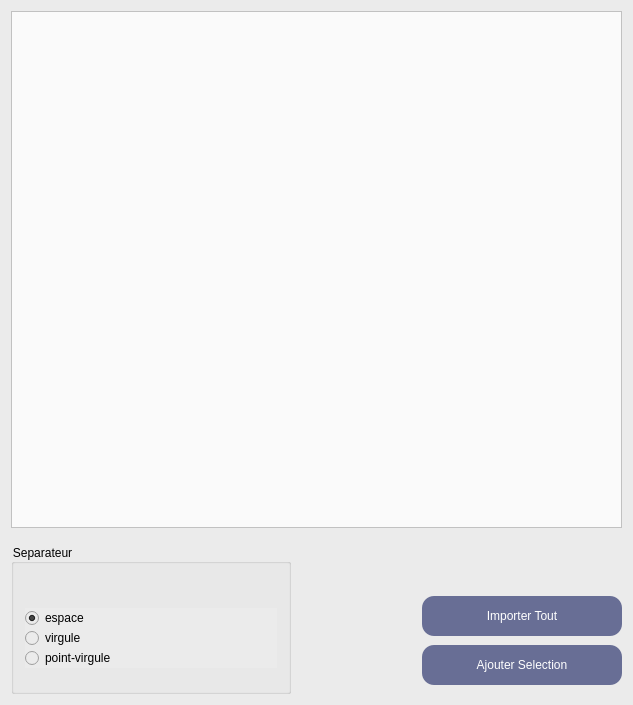
Above: UiQT4/desSelectVal.ui from SalomePlatform/eficas_tools before the change. Below: the same form after it.
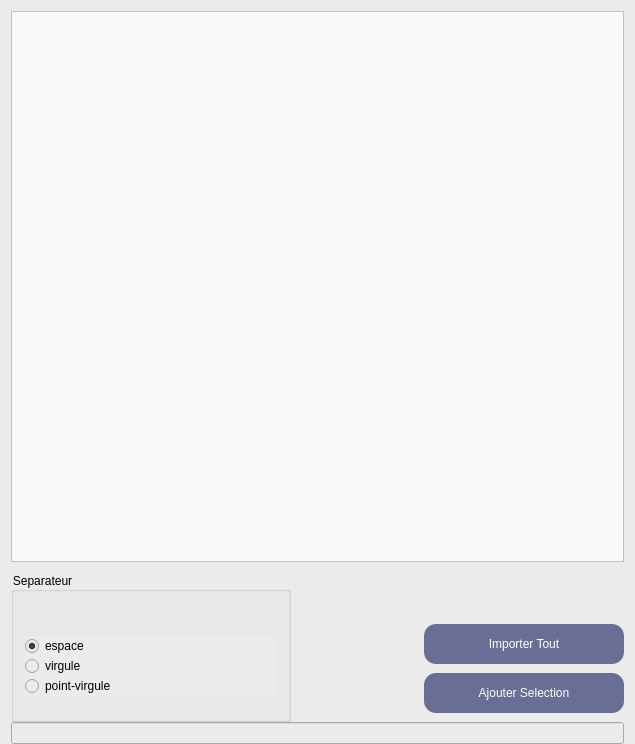
That is the form after the change.

What changed in the file:
```diff
--- a/UiQT4/desSelectVal.ui
+++ b/UiQT4/desSelectVal.ui
@@ -6,8 +6,8 @@
    <rect>
     <x>0</x>
     <y>0</y>
-    <width>633</width>
-    <height>705</height>
+    <width>635</width>
+    <height>744</height>
    </rect>
   </property>
   <property name="sizePolicy">
@@ -23,6 +23,12 @@
    <string notr="true">background:rgb(235,235,235)</string>
   </property>
   <layout class="QVBoxLayout" name="verticalLayout_3">
+   <property name="spacing">
+    <number>0</number>
+   </property>
+   <property name="bottomMargin">
+    <number>0</number>
+   </property>
    <item>
     <widget class="QTextEdit" name="TBtext">
      <property name="minimumSize">
@@ -243,6 +249,16 @@
      </item>
     </layout>
    </item>
+   <item>
+    <widget class="QLineEdit" name="sb">
+     <property name="maximumSize">
+      <size>
+       <width>16777215</width>
+       <height>31</height>
+      </size>
+     </property>
+    </widget>
+   </item>
   </layout>
  </widget>
  <layoutdefault spacing="6" margin="11"/>
```
